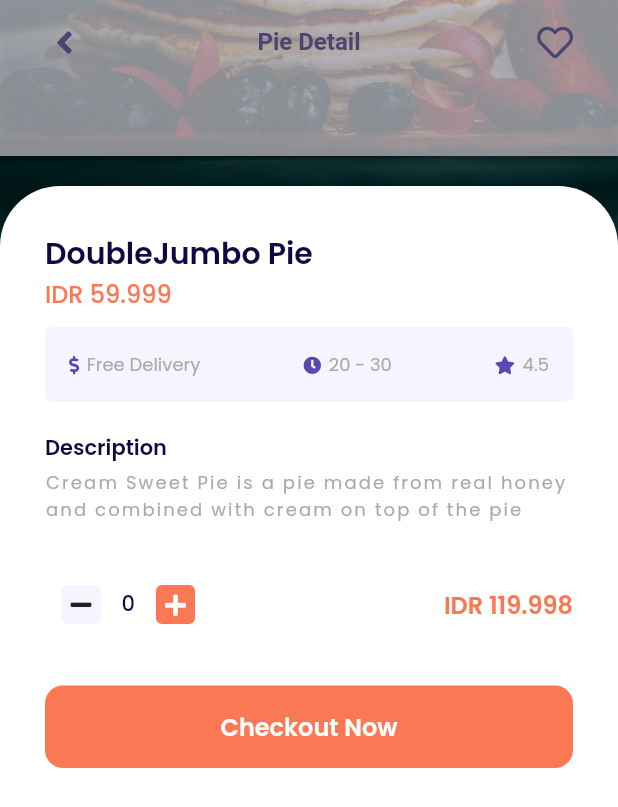
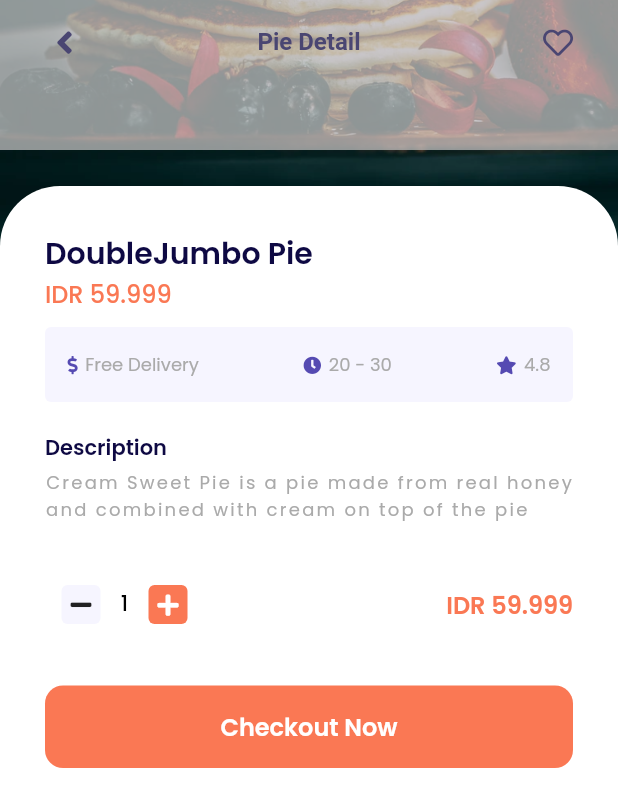
Before and after one commit to zahniar88/pie_order_detail_page, a Flutter app: the screen it shows after launch, scrolled down 332 dp, on a phone screen of 412 x 824 dp. Shown: the top 807 px of the screen. Run offline on Flutter 3.47's test engine with Material 2 defaults, Android fonts, the light colour scheme and no system bars; our stand-ins replace font_awesome_flutter, google_fonts.

Commit message:
change all code

```diff
--- a/lib/components/appbar_detail.dart
+++ b/lib/components/appbar_detail.dart
@@ -2,62 +2,66 @@ import 'package:flutter/material.dart';
 import 'package:font_awesome_flutter/font_awesome_flutter.dart';
 import 'package:pie_detail_page/constant.dart';
 
-class AppBarHome extends StatelessWidget {
-  const AppBarHome({
+class AppBarDetail extends StatelessWidget {
+  const AppBarDetail({
     Key? key,
-    required this.animationController,
     required this.bgColor,
     required this.textColor,
-    required this.favotire,
-    required this.onTap,
-    required this.elevation,
+    required this.animationController,
+    required this.favorite,
+    required this.favoriteTap,
   }) : super(key: key);
 
+  final Animation bgColor, textColor;
   final AnimationController animationController;
-  final Animation bgColor, textColor, elevation;
-  final bool favotire;
-  final GestureTapCallback onTap;
+  final bool favorite;
+  final GestureTapCallback favoriteTap;
 
   @override
   Widget build(BuildContext context) {
     return Container(
-      height: 104,
+      height: 100,
       child: AnimatedBuilder(
         animation: animationController,
-        builder: (context, _) {
+        builder: (context, child) {
           return AppBar(
             backgroundColor: bgColor.value,
-            elevation: elevation.value,
-            centerTitle: true,
+            elevation: 0,
             title: Text(
               "Pie Detail",
               style: TextStyle(
+                fontSize: 16,
+                fontWeight: FontWeight.w600,
                 color: textColor.value,
-                fontWeight: FontWeight.w600,
-                fontSize: 16,
               ),
             ),
+            centerTitle: true,
             leading: Padding(
               padding: EdgeInsets.only(left: space),
-              child: Icon(
-                FontAwesomeIcons.angleLeft,
-                color: textColor.value,
+              child: InkWell(
+                onTap: (){},
+                splashColor: Colors.transparent,
+                highlightColor: Colors.transparent,
+                child: Icon(
+                  FontAwesomeIcons.angleLeft,
+                  color: textColor.value,
+                ),
               ),
             ),
             actions: [
               Padding(
                 padding: EdgeInsets.only(right: space),
                 child: InkWell(
-                  onTap: onTap,
-                  child: favotire
-                      ? Icon(
-                          FontAwesomeIcons.solidHeart,
-                          color: orangeColor,
-                        )
-                      : Icon(
-                          FontAwesomeIcons.heart,
-                          color: textColor.value,
-                        ),
+                  onTap: favoriteTap,
+                  splashColor: Colors.transparent,
+                  highlightColor: Colors.transparent,
+                  child: Icon(
+                    favorite
+                        ? FontAwesomeIcons.solidHeart
+                        : FontAwesomeIcons.heart,
+                    color: favorite ? orangeColor : textColor.value,
+                    size: 20,
+                  ),
                 ),
               ),
             ],
--- a/lib/components/body.dart
+++ b/lib/components/body.dart
@@ -1,5 +1,6 @@
 import 'package:flutter/material.dart';
 import 'package:font_awesome_flutter/font_awesome_flutter.dart';
+import 'package:intl/intl.dart';
 import 'package:pie_detail_page/constant.dart';
 
 class BodyDetail extends StatefulWidget {
@@ -10,8 +11,10 @@ class BodyDetail extends StatefulWidget {
 }
 
 class _BodyDetailState extends State<BodyDetail> {
-
-  int quantity = 0;
+  int quantity = 1;
+  int price = 59999;
+  NumberFormat rupiah =
+      NumberFormat.currency(locale: "ID", name: "IDR ", decimalDigits: 0);
 
   @override
   Widget build(BuildContext context) {
@@ -22,13 +25,11 @@ class _BodyDetailState extends State<BodyDetail> {
           Container(
             margin: EdgeInsets.only(top: 456),
             width: double.infinity,
+            height: 700,
             padding: EdgeInsets.all(space),
             decoration: BoxDecoration(
+              borderRadius: BorderRadius.vertical(top: Radius.circular(40)),
               color: whiteColor,
-              borderRadius: BorderRadius.vertical(top: Radius.circular(40)),
-            ),
-            constraints: BoxConstraints(
-              minHeight: 700,
             ),
             child: Column(
               crossAxisAlignment: CrossAxisAlignment.start,
@@ -36,9 +37,9 @@ class _BodyDetailState extends State<BodyDetail> {
                 Text(
                   "DoubleJumbo Pie",
                   style: TextStyle(
-                    color: secondaryColor,
                     fontSize: 20,
                     fontWeight: FontWeight.w600,
+                    color: secondaryColor,
                   ),
                 ),
                 Text(
@@ -53,10 +54,8 @@ class _BodyDetailState extends State<BodyDetail> {
                 Container(
                   width: double.infinity,
                   height: 50,
-                  padding: EdgeInsets.symmetric(
-                    horizontal: 16,
-                    vertical: 13,
-                  ),
+                  alignment: Alignment.center,
+                  padding: EdgeInsets.all(15),
                   decoration: BoxDecoration(
                     borderRadius: BorderRadius.circular(4),
                     color: lightPurpleColor,
@@ -107,7 +106,7 @@ class _BodyDetailState extends State<BodyDetail> {
                           ),
                           SizedBox(width: 5),
                           Text(
-                            "4.5",
+                            "4.8",
                             style: TextStyle(
                               fontSize: 12,
                               color: greyColor,
@@ -131,10 +130,7 @@ class _BodyDetailState extends State<BodyDetail> {
                 Text(
                   "Cream Sweet Pie is a pie made from real honey and combined with cream on top of the pie",
                   style: TextStyle(
-                    fontSize: 12,
-                    color: greyColor,
-                    letterSpacing: 1.4,
-                  ),
+                      fontSize: 12, color: greyColor, letterSpacing: 1.5),
                 ),
                 SizedBox(height: space),
                 Row(
@@ -142,33 +138,32 @@ class _BodyDetailState extends State<BodyDetail> {
                     MaterialButton(
                       onPressed: () {
                         setState(() {
-                          if ( quantity > 0 ) {
+                          if (quantity > 0) {
                             quantity--;
                           }
                         });
                       },
                       minWidth: 26,
                       height: 26,
-                      padding: EdgeInsets.all(5),
-                      color: lightPurpleColor,
                       shape: RoundedRectangleBorder(
                         borderRadius: BorderRadius.circular(4),
                       ),
+                      color: lightPurpleColor,
                       elevation: 0,
+                      padding: EdgeInsets.all(5),
                       child: FaIcon(
                         FontAwesomeIcons.minus,
                         size: 16,
                       ),
                     ),
                     Container(
+                      width: 10,
                       alignment: Alignment.center,
-                      width: 15,
                       child: Text(
                         quantity.toString(),
                         style: TextStyle(
-                          fontSize: 14,
                           fontWeight: FontWeight.w500,
-                          color: secondaryColor,
+                          color: blackColor,
                         ),
                       ),
                     ),
@@ -180,12 +175,12 @@ class _BodyDetailState extends State<BodyDetail> {
                       },
                       minWidth: 26,
                       height: 26,
-                      padding: EdgeInsets.all(5),
-                      color: orangeColor,
                       shape: RoundedRectangleBorder(
                         borderRadius: BorderRadius.circular(4),
                       ),
+                      color: orangeColor,
                       elevation: 0,
+                      padding: EdgeInsets.all(5),
                       child: FaIcon(
                         FontAwesomeIcons.plus,
                         size: 16,
@@ -194,7 +189,7 @@ class _BodyDetailState extends State<BodyDetail> {
                     ),
                     Spacer(),
                     Text(
-                      "IDR 119.998",
+                      rupiah.format(quantity * price),
                       style: TextStyle(
                         fontWeight: FontWeight.w600,
                         fontSize: 16,
@@ -208,11 +203,11 @@ class _BodyDetailState extends State<BodyDetail> {
                   onPressed: () {},
                   minWidth: double.infinity,
                   height: 55,
-                  elevation: 0,
-                  color: orangeColor,
                   shape: RoundedRectangleBorder(
                     borderRadius: BorderRadius.circular(12),
                   ),
+                  color: orangeColor,
+                  elevation: 0,
                   child: Text(
                     "Checkout Now",
                     style: TextStyle(
@@ -221,7 +216,7 @@ class _BodyDetailState extends State<BodyDetail> {
                       color: whiteColor,
                     ),
                   ),
-                ),
+                )
               ],
             ),
           ),
--- a/lib/screens/detail_screen.dart
+++ b/lib/screens/detail_screen.dart
@@ -13,18 +13,18 @@ class DetailScreen extends StatefulWidget {
 class _DetailScreenState extends State<DetailScreen>
     with TickerProviderStateMixin {
   late AnimationController animationController;
-  late Animation bgColor, textColor, elevation;
-  bool favotire = false;
+  late Animation bgColor, textColor;
+  bool favorite = false;
 
   @override
   void initState() {
     animationController =
         AnimationController(vsync: this, duration: Duration(milliseconds: 400));
-    bgColor = ColorTween(begin: Colors.transparent, end: lightPurpleColor)
+    bgColor = ColorTween(begin: Colors.transparent, end: whiteColor)
         .animate(animationController);
     textColor = ColorTween(begin: whiteColor, end: secondaryColor)
         .animate(animationController);
-    elevation = Tween<double>(begin: 0, end: 4).animate(animationController);
+
     super.initState();
   }
 
@@ -37,17 +37,14 @@ class _DetailScreenState extends State<DetailScreen>
         child: Stack(
           children: [
             BodyDetail(),
-            AppBarHome(
+            AppBarDetail(
               animationController: animationController,
               bgColor: bgColor,
               textColor: textColor,
-              favotire: favotire,
-              elevation: elevation,
-              onTap: () {
+              favorite: favorite,
+              favoriteTap: () {
                 setState(() {
-                  setState(() {
-                    favotire = favotire ? false : true;
-                  });
+                  favorite = favorite ? false : true;
                 });
               },
             ),
@@ -60,7 +57,7 @@ class _DetailScreenState extends State<DetailScreen>
   bool scrollNotification(ScrollNotification notification) {
     bool scroll = false;
     if (notification.metrics.axis == Axis.vertical) {
-      animationController.animateTo(notification.metrics.pixels / 80);
+      animationController.animateTo(notification.metrics.pixels / 20);
       scroll = true;
     }
 
--- a/pubspec.yaml
+++ b/pubspec.yaml
@@ -25,6 +25,7 @@ dependencies:
     sdk: flutter
   font_awesome_flutter: ^9.1.0
   google_fonts: ^2.1.0
+  intl: ^0.17.0
 
 dev_dependencies:
   flutter_test:
```
Also changed, not shown: pubspec.lock.
